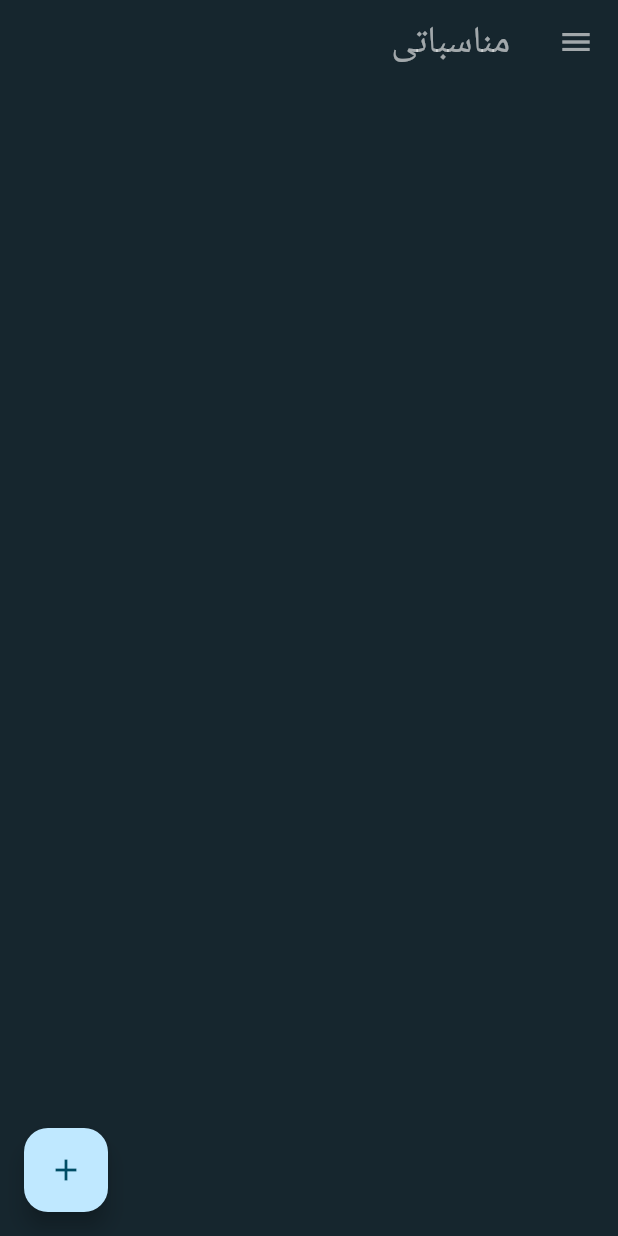
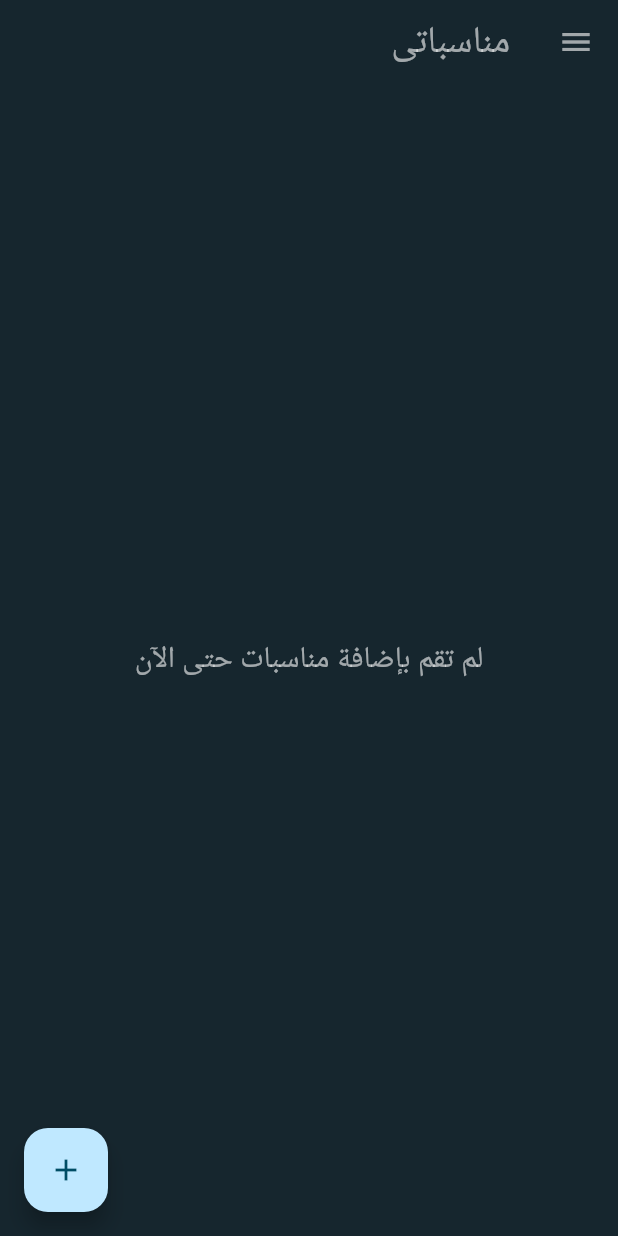
Before and after one commit to mahmoud123-karash/calendar_app, a Flutter app: the MyEventsScreen screen opened directly, on a phone screen of 412 x 824 dp. Run offline on Flutter 3.47's test engine with Material 2 defaults, Android fonts, the phone set to English and light mode, and no system bars; our stand-ins replace card_swiper, carousel_slider, cloud_firestore, firebase_core, firebase_messaging, flutter_bloc and 6 more; missing offline and left inert: dart_jsonwebtoken, flutter_share, jhijri, jhijri_picker; accounts and stored records are empty; key blocks and very long unbroken strings in the code were emptied for the run.

```diff
--- a/lib/l10n/intl_ar.arb
+++ b/lib/l10n/intl_ar.arb
@@ -24,6 +24,7 @@
     "noti":"الإشعارات",
     "themes":"المظهر",
     "sub":"تم تفعيل الإشعارات",
-    "unsub":"تم إلغاء تفعيل الإشعارات"
+    "unsub":"تم إلغاء تفعيل الإشعارات",
+    "nomyevents":"لم تقم بإضافة مناسبات حتى الآن"
 
 }
--- a/lib/l10n/intl_en.arb
+++ b/lib/l10n/intl_en.arb
@@ -24,6 +24,7 @@
     "noti":"",
     "themes":"",
     "sub":"",
-    "unsub":""
+    "unsub":"",
+    "nomyevents":""
 
 }
--- a/lib/modules/myevents_screen/myevents_screen.dart
+++ b/lib/modules/myevents_screen/myevents_screen.dart
@@ -54,7 +54,14 @@ class _MyEventsScreenState extends State<MyEventsScreen> {
           ),
           body: Padding(
             padding: const EdgeInsets.all(8.0),
-            child: ListView.builder(
+            child: myevents.isEmpty
+                ? Center(
+                    child: Text(
+                      S.of(context).nomyevents,
+                      style: const TextStyle(fontSize: 20),
+                    ),
+                  )
+                : ListView.builder(
                     itemBuilder: (context, index) => MyEventWidget(
                       isdark: isdark,
                       myevent: myevents[index],
```
Also changed, not shown: lib/generated/intl/messages_ar.dart, lib/generated/intl/messages_en.dart, lib/generated/l10n.dart. Lines whose indentation alone changed are shown as unchanged.
